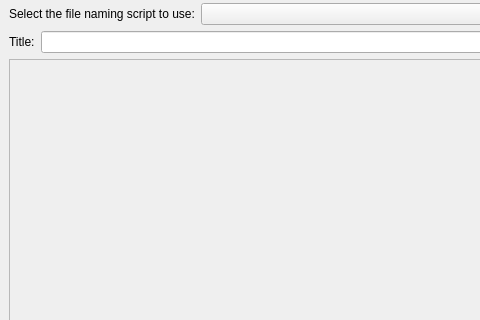
Above: ui/scripteditor.ui from metabrainz/picard before the change; both pictures show x 0 to 480 and y 0 to 320 of the 902 by 729 pixel window. Below: the same form after it.
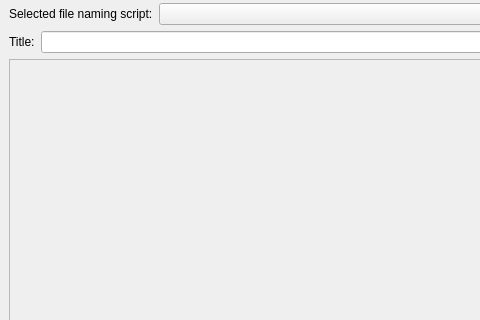
That is the form after the change. Custom widgets are drawn as their Qt base class.

Commit message: Unified label for naming script chooser

Diff of the .ui file:
```diff
--- a/ui/scripteditor.ui
+++ b/ui/scripteditor.ui
@@ -122,7 +122,7 @@
               </size>
              </property>
              <property name="text">
-              <string>Select the file naming script to use:</string>
+              <string>Selected file naming script:</string>
              </property>
              <property name="indent">
               <number>0</number>
```
The commit also changes 2 other files.
